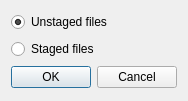
feelx88/git-qui, file src/components/repositoryfiles/repositoryfilesconfig.ui: the form before one commit.
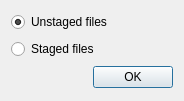
The form after the commit.

Diff of the .ui file:
```diff
--- a/src/components/repositoryfiles/repositoryfilesconfig.ui
+++ b/src/components/repositoryfiles/repositoryfilesconfig.ui
@@ -34,7 +34,7 @@
    <item>
     <widget class="QDialogButtonBox" name="buttonBox">
      <property name="standardButtons">
-      <set>QDialogButtonBox::Cancel|QDialogButtonBox::Ok</set>
+      <set>QDialogButtonBox::Ok</set>
      </property>
     </widget>
    </item>
```
